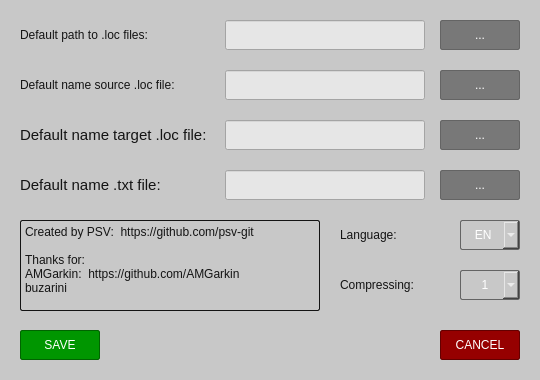
Qt form src/Forms/SettingsWindow.ui (psv-git/BDOLang) before a commit.
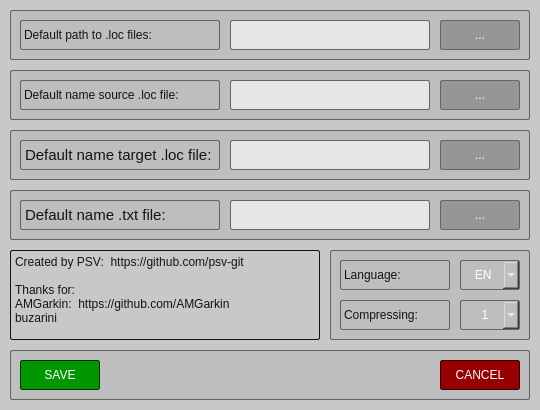
The same form after that commit. Custom widgets are drawn as their Qt base class.

What changed in the file:
```diff
--- a/src/Forms/SettingsWindow.ui
+++ b/src/Forms/SettingsWindow.ui
@@ -10,19 +10,19 @@
     <x>0</x>
     <y>0</y>
     <width>540</width>
-    <height>380</height>
+    <height>410</height>
    </rect>
   </property>
   <property name="minimumSize">
    <size>
     <width>540</width>
-    <height>380</height>
+    <height>410</height>
    </size>
   </property>
   <property name="maximumSize">
    <size>
     <width>540</width>
-    <height>380</height>
+    <height>410</height>
    </size>
   </property>
   <property name="contextMenuPolicy">
@@ -37,184 +37,13 @@
 }
 </string>
   </property>
-  <widget class="QLabel" name="dataDirectoryLabel">
-   <property name="geometry">
-    <rect>
-     <x>20</x>
-     <y>25</y>
-     <width>190</width>
-     <height>20</height>
-    </rect>
-   </property>
-   <property name="contextMenuPolicy">
-    <enum>Qt::NoContextMenu</enum>
-   </property>
-   <property name="styleSheet">
-    <string notr="true">QLabel {
-	
-	font: 75 11pt &quot;Liberation Sans&quot;;
-	color: rgb(20, 20, 20);
-}
-</string>
-   </property>
-   <property name="text">
-    <string>Default path to .loc files:</string>
-   </property>
-   <property name="textFormat">
-    <enum>Qt::PlainText</enum>
-   </property>
-  </widget>
-  <widget class="QLineEdit" name="dataDirectoryEdit">
-   <property name="geometry">
-    <rect>
-     <x>225</x>
-     <y>20</y>
-     <width>200</width>
-     <height>30</height>
-    </rect>
-   </property>
-   <property name="font">
-    <font>
-     <family>Liberation Mono</family>
-     <pointsize>10</pointsize>
-     <weight>50</weight>
-     <italic>false</italic>
-     <bold>false</bold>
-    </font>
-   </property>
-   <property name="styleSheet">
-    <string notr="true">QLineEdit {
-	font: 10pt &quot;Liberation Mono&quot;;
-	color: rgb(20, 20, 20);
-	background-color: rgb(230, 230, 230);
-}
-</string>
-   </property>
-   <property name="readOnly">
-    <bool>true</bool>
-   </property>
-  </widget>
-  <widget class="QPushButton" name="chooseButton1">
-   <property name="geometry">
-    <rect>
-     <x>440</x>
-     <y>20</y>
-     <width>80</width>
-     <height>30</height>
-    </rect>
-   </property>
-   <property name="contextMenuPolicy">
-    <enum>Qt::NoContextMenu</enum>
-   </property>
-   <property name="styleSheet">
-    <string notr="true">QPushButton {
-	font: 75 12pt &quot;Liberation Sans&quot;;
-	color: rgb(255, 255, 255);
-
-	background-color: rgb(120, 120, 120);
-
-	border: 1px solid  rgb(100, 100, 100);
-	border-radius: 2px;
-}
-
-QPushButton:hover {
-	background-color: rgb(150, 150, 150);
-}
-
-QPushButton:disabled {
-	background-color: rgb(200, 200, 200);
-}
-</string>
-   </property>
-   <property name="text">
-    <string>...</string>
-   </property>
-  </widget>
-  <widget class="QLabel" name="languageLabel">
-   <property name="geometry">
-    <rect>
-     <x>340</x>
-     <y>225</y>
-     <width>100</width>
-     <height>20</height>
-    </rect>
-   </property>
-   <property name="styleSheet">
-    <string notr="true">QLabel {
-	font: 75 11pt &quot;Liberation Sans&quot;;
-	color: rgb(20, 20, 20);
-}
-</string>
-   </property>
-   <property name="text">
-    <string>Language:</string>
-   </property>
-  </widget>
-  <widget class="CustomComboBox" name="languageBox">
-   <property name="enabled">
-    <bool>false</bool>
-   </property>
-   <property name="geometry">
-    <rect>
-     <x>460</x>
-     <y>220</y>
-     <width>60</width>
-     <height>30</height>
-    </rect>
-   </property>
-   <property name="contextMenuPolicy">
-    <enum>Qt::NoContextMenu</enum>
-   </property>
-   <property name="autoFillBackground">
-    <bool>false</bool>
-   </property>
-   <property name="styleSheet">
-    <string notr="true">QComboBox {
-	font: 75 12pt &quot;Liberation Sans&quot;;
-	color: rgb(255, 255, 255);
-
-	background-color: rgb(120, 120, 120);
-
-	border: 1px solid  rgb(100, 100, 100);
-	border-radius: 2px;
-}
-
-QComboBox:hover {
-	background-color: rgb(150, 150, 150);
-}
-
-QComboBox:disabled {
-	background-color: rgb(200, 200, 200);
-}
-</string>
-   </property>
-   <property name="currentText">
-    <string>   EN</string>
-   </property>
-   <property name="maxCount">
-    <number>100</number>
-   </property>
-   <property name="frame">
-    <bool>true</bool>
-   </property>
-   <item>
-    <property name="text">
-     <string>   EN</string>
-    </property>
-   </item>
-   <item>
-    <property name="text">
-     <string>   RU</string>
-    </property>
-   </item>
-  </widget>
   <widget class="QPlainTextEdit" name="aboutEdit">
    <property name="geometry">
     <rect>
-     <x>20</x>
-     <y>220</y>
-     <width>300</width>
-     <height>91</height>
+     <x>10</x>
+     <y>250</y>
+     <width>310</width>
+     <height>90</height>
     </rect>
    </property>
    <property name="styleSheet">
@@ -254,15 +83,36 @@
     <bool>false</bool>
    </property>
   </widget>
-  <widget class="QPushButton" name="saveButton">
-   <property name="enabled">
-    <bool>true</bool>
+  <widget class="QFrame" name="frame1">
+   <property name="geometry">
+    <rect>
+     <x>10</x>
+     <y>10</y>
+     <width>520</width>
+     <height>50</height>
+    </rect>
    </property>
+   <property name="styleSheet">
+    <string notr="true">QFrame {
+	background-color: rgb(190, 190, 190);
+	
+	border: 1px solid  rgb(100, 100, 100);
+	border-radius: 2px;
+}
+</string>
+   </property>
+   <property name="frameShape">
+    <enum>QFrame::StyledPanel</enum>
+   </property>
+   <property name="frameShadow">
+    <enum>QFrame::Raised</enum>
+   </property>
+   <widget class="QLabel" name="dataDirectoryLabel">
    <property name="geometry">
     <rect>
-     <x>20</x>
-     <y>330</y>
-     <width>80</width>
+      <x>10</x>
+      <y>10</y>
+      <width>200</width>
      <height>30</height>
     </rect>
    </property>
@@ -270,36 +120,61 @@
     <enum>Qt::NoContextMenu</enum>
    </property>
    <property name="styleSheet">
-    <string notr="true">QPushButton {
-	font: 75 12pt &quot;Liberation Sans&quot;;
-	color: rgb(255, 255, 255);
+     <string notr="true">QLabel {
+	font: 75 11pt &quot;Liberation Sans&quot;;
+	color: rgb(20, 20, 20);
 
-	background-color: rgb(0, 150, 0);
-
-	border: 1px solid  rgb(0, 100, 0);
+	border: 1px solid  rgb(100, 100, 100);
 	border-radius: 2px;
 }
-
-QPushButton:hover {
-	background-color: rgb(0, 180, 0);
-}
-
-QPushButton:disabled {
-	background-color: rgb(100, 200, 100);
-}</string>
+</string>
    </property>
    <property name="text">
-    <string>SAVE</string>
-   </property>
-  </widget>
-  <widget class="QPushButton" name="cancelButton">
-   <property name="enabled">
+     <string>Default path to .loc files:</string>
+    </property>
+    <property name="textFormat">
+     <enum>Qt::PlainText</enum>
+    </property>
+   </widget>
+   <widget class="QLineEdit" name="dataDirectoryEdit">
+    <property name="geometry">
+     <rect>
+      <x>220</x>
+      <y>10</y>
+      <width>200</width>
+      <height>30</height>
+     </rect>
+    </property>
+    <property name="font">
+     <font>
+      <family>Liberation Mono</family>
+      <pointsize>10</pointsize>
+      <weight>50</weight>
+      <italic>false</italic>
+      <bold>false</bold>
+     </font>
+    </property>
+    <property name="styleSheet">
+     <string notr="true">QLineEdit {
+	font: 10pt &quot;Liberation Mono&quot;;
+	color: rgb(20, 20, 20);
+
+	background-color: rgb(230, 230, 230);
+
+	border: 1px solid  rgb(100, 100, 100);
+	border-radius: 2px;
+}
+</string>
+    </property>
+    <property name="readOnly">
     <bool>true</bool>
    </property>
+   </widget>
+   <widget class="QPushButton" name="chooseButton1">
    <property name="geometry">
     <rect>
-     <x>440</x>
-     <y>330</y>
+      <x>430</x>
+      <y>10</y>
      <width>80</width>
      <height>30</height>
     </rect>
@@ -312,9 +187,9 @@
 	font: 75 12pt &quot;Liberation Sans&quot;;
 	color: rgb(255, 255, 255);
 
-	background-color: rgb(150, 0, 0);
+	background-color: rgb(150, 150, 150);
 
-	border: 1px solid  rgb(100, 0, 0);
+	border: 1px solid  rgb(100, 100, 100);
 	border-radius: 2px;
 }
 
@@ -323,20 +198,46 @@
 }
 
 QPushButton:disabled {
-	background-color: rgb(200, 100, 100);
-}</string>
+	background-color: rgb(190, 190, 190);
+}
+</string>
    </property>
    <property name="text">
-    <string>CANCEL</string>
-   </property>
-  </widget>
+     <string>...</string>
+    </property>
+   </widget>
+  </widget>
+  <widget class="QFrame" name="frame2">
+   <property name="geometry">
+    <rect>
+     <x>10</x>
+     <y>70</y>
+     <width>520</width>
+     <height>50</height>
+    </rect>
+   </property>
+   <property name="styleSheet">
+    <string notr="true">QFrame {
+	background-color: rgb(190, 190, 190);
+	
+	border: 1px solid  rgb(100, 100, 100);
+	border-radius: 2px;
+}
+</string>
+   </property>
+   <property name="frameShape">
+    <enum>QFrame::StyledPanel</enum>
+   </property>
+   <property name="frameShadow">
+    <enum>QFrame::Raised</enum>
+   </property>
   <widget class="QLabel" name="sourceNameLabel">
    <property name="geometry">
     <rect>
-     <x>20</x>
-     <y>75</y>
-     <width>190</width>
-     <height>20</height>
+      <x>10</x>
+      <y>10</y>
+      <width>200</width>
+      <height>30</height>
     </rect>
    </property>
    <property name="contextMenuPolicy">
@@ -346,6 +247,9 @@
     <string notr="true">QLabel {
 	font: 75 11pt &quot;Liberation Sans&quot;;
 	color: rgb(20, 20, 20);
+
+	border: 1px solid  rgb(100, 100, 100);
+	border-radius: 2px;
 }
 </string>
    </property>
@@ -359,8 +263,8 @@
   <widget class="QLineEdit" name="sourceNameEdit">
    <property name="geometry">
     <rect>
-     <x>225</x>
-     <y>70</y>
+      <x>220</x>
+      <y>10</y>
      <width>200</width>
      <height>30</height>
     </rect>
@@ -378,7 +282,11 @@
     <string notr="true">QLineEdit {
 	font: 10pt &quot;Liberation Mono&quot;;
 	color: rgb(20, 20, 20);
+
 	background-color: rgb(230, 230, 230);
+
+	border: 1px solid  rgb(100, 100, 100);
+	border-radius: 2px;
 }
 </string>
    </property>
@@ -389,8 +297,8 @@
   <widget class="QPushButton" name="chooseButton2">
    <property name="geometry">
     <rect>
-     <x>440</x>
-     <y>70</y>
+      <x>430</x>
+      <y>10</y>
      <width>80</width>
      <height>30</height>
     </rect>
@@ -403,7 +311,7 @@
 	font: 75 12pt &quot;Liberation Sans&quot;;
 	color: rgb(255, 255, 255);
 
-	background-color: rgb(120, 120, 120);
+	background-color: rgb(150, 150, 150);
 
 	border: 1px solid  rgb(100, 100, 100);
 	border-radius: 2px;
@@ -414,7 +322,7 @@
 }
 
 QPushButton:disabled {
-	background-color: rgb(200, 200, 200);
+	background-color: rgb(190, 190, 190);
 }
 </string>
    </property>
@@ -422,49 +330,41 @@
     <string>...</string>
    </property>
   </widget>
-  <widget class="QPushButton" name="chooseButton3">
+  </widget>
+  <widget class="QFrame" name="frame3">
    <property name="geometry">
     <rect>
-     <x>440</x>
-     <y>120</y>
-     <width>80</width>
-     <height>30</height>
+     <x>10</x>
+     <y>130</y>
+     <width>520</width>
+     <height>50</height>
     </rect>
    </property>
    <property name="contextMenuPolicy">
     <enum>Qt::NoContextMenu</enum>
    </property>
    <property name="styleSheet">
-    <string notr="true">QPushButton {
-	font: 75 12pt &quot;Liberation Sans&quot;;
-	color: rgb(255, 255, 255);
-
-	background-color: rgb(120, 120, 120);
-
+    <string notr="true">QFrame {
+	background-color: rgb(190, 190, 190);
+	
 	border: 1px solid  rgb(100, 100, 100);
 	border-radius: 2px;
 }
-
-QPushButton:hover {
-	background-color: rgb(150, 150, 150);
-}
-
-QPushButton:disabled {
-	background-color: rgb(200, 200, 200);
-}
 </string>
    </property>
-   <property name="text">
-    <string>...</string>
+   <property name="frameShape">
+    <enum>QFrame::StyledPanel</enum>
    </property>
-  </widget>
+   <property name="frameShadow">
+    <enum>QFrame::Raised</enum>
+   </property>
   <widget class="QLabel" name="targetNameLabel">
    <property name="geometry">
     <rect>
-     <x>20</x>
-     <y>125</y>
-     <width>190</width>
-     <height>20</height>
+      <x>10</x>
+      <y>10</y>
+      <width>200</width>
+      <height>30</height>
     </rect>
    </property>
    <property name="font">
@@ -483,6 +383,9 @@
     <string notr="true">QLabel {
 	font: 75 11pt &quot;Liberation Sans&quot;;
 	color: rgb(20, 20, 20);
+
+	border: 1px solid  rgb(100, 100, 100);
+	border-radius: 2px;
 }
 </string>
    </property>
@@ -496,8 +399,8 @@
   <widget class="QLineEdit" name="targetNameEdit">
    <property name="geometry">
     <rect>
-     <x>225</x>
-     <y>120</y>
+      <x>220</x>
+      <y>10</y>
      <width>200</width>
      <height>30</height>
     </rect>
@@ -515,7 +418,11 @@
     <string notr="true">QLineEdit {
 	font: 10pt &quot;Liberation Mono&quot;;
 	color: rgb(20, 20, 20);
+
 	background-color: rgb(230, 230, 230);
+
+	border: 1px solid  rgb(100, 100, 100);
+	border-radius: 2px;
 }
 </string>
    </property>
@@ -523,25 +430,283 @@
     <bool>true</bool>
    </property>
   </widget>
-  <widget class="QLabel" name="compressingLabel">
+   <widget class="QPushButton" name="chooseButton3">
    <property name="geometry">
     <rect>
-     <x>340</x>
-     <y>275</y>
-     <width>100</width>
-     <height>20</height>
-    </rect>
-   </property>
+      <x>430</x>
+      <y>10</y>
+      <width>80</width>
+      <height>30</height>
+     </rect>
+    </property>
+    <property name="contextMenuPolicy">
+     <enum>Qt::NoContextMenu</enum>
+    </property>
    <property name="styleSheet">
+     <string notr="true">QPushButton {
+	font: 75 12pt &quot;Liberation Sans&quot;;
+	color: rgb(255, 255, 255);
+
+	background-color: rgb(150, 150, 150);
+
+	border: 1px solid  rgb(100, 100, 100);
+	border-radius: 2px;
+}
+
+QPushButton:hover {
+	background-color: rgb(160, 160, 160);
+}
+
+QPushButton:disabled {
+	background-color: rgb(190, 190, 190);
+}
+</string>
+    </property>
+    <property name="text">
+     <string>...</string>
+    </property>
+   </widget>
+  </widget>
+  <widget class="QFrame" name="frame4">
+   <property name="geometry">
+    <rect>
+     <x>10</x>
+     <y>190</y>
+     <width>520</width>
+     <height>50</height>
+    </rect>
+   </property>
+   <property name="styleSheet">
+    <string notr="true">QFrame {
+	background-color: rgb(190, 190, 190);
+	
+	border: 1px solid  rgb(100, 100, 100);
+	border-radius: 2px;
+}
+</string>
+   </property>
+   <property name="frameShape">
+    <enum>QFrame::StyledPanel</enum>
+   </property>
+   <property name="frameShadow">
+    <enum>QFrame::Raised</enum>
+   </property>
+   <widget class="QLabel" name="textNameLabel">
+    <property name="geometry">
+     <rect>
+      <x>10</x>
+      <y>10</y>
+      <width>200</width>
+      <height>30</height>
+     </rect>
+    </property>
+    <property name="font">
+     <font>
+      <family>Liberation Sans</family>
+      <pointsize>11</pointsize>
+      <weight>9</weight>
+      <italic>false</italic>
+      <bold>false</bold>
+     </font>
+    </property>
+    <property name="contextMenuPolicy">
+     <enum>Qt::NoContextMenu</enum>
+    </property>
+    <property name="styleSheet">
     <string notr="true">QLabel {
 	font: 75 11pt &quot;Liberation Sans&quot;;
 	color: rgb(20, 20, 20);
+
+	border: 1px solid  rgb(100, 100, 100);
+	border-radius: 2px;
 }
 </string>
    </property>
    <property name="text">
-    <string>Compressing:</string>
-   </property>
+     <string>Default name .txt file:</string>
+    </property>
+    <property name="textFormat">
+     <enum>Qt::PlainText</enum>
+    </property>
+   </widget>
+   <widget class="QLineEdit" name="textNameEdit">
+    <property name="geometry">
+     <rect>
+      <x>220</x>
+      <y>10</y>
+      <width>200</width>
+      <height>30</height>
+     </rect>
+    </property>
+    <property name="font">
+     <font>
+      <family>Liberation Mono</family>
+      <pointsize>10</pointsize>
+      <weight>50</weight>
+      <italic>false</italic>
+      <bold>false</bold>
+     </font>
+    </property>
+    <property name="styleSheet">
+     <string notr="true">QLineEdit {
+	font: 10pt &quot;Liberation Mono&quot;;
+	color: rgb(20, 20, 20);
+
+	background-color: rgb(230, 230, 230);
+
+	border: 1px solid  rgb(100, 100, 100);
+	border-radius: 2px;
+}
+</string>
+    </property>
+    <property name="readOnly">
+     <bool>true</bool>
+    </property>
+   </widget>
+   <widget class="QPushButton" name="chooseButton4">
+    <property name="geometry">
+     <rect>
+      <x>430</x>
+      <y>10</y>
+      <width>80</width>
+      <height>30</height>
+     </rect>
+    </property>
+    <property name="contextMenuPolicy">
+     <enum>Qt::NoContextMenu</enum>
+    </property>
+    <property name="styleSheet">
+     <string notr="true">QPushButton {
+	font: 75 12pt &quot;Liberation Sans&quot;;
+	color: rgb(255, 255, 255);
+
+	background-color: rgb(150, 150, 150);
+
+	border: 1px solid  rgb(100, 100, 100);
+	border-radius: 2px;
+}
+
+QPushButton:hover {
+	background-color: rgb(160, 160, 160);
+}
+
+QPushButton:disabled {
+	background-color: rgb(190, 190, 190);
+}
+</string>
+    </property>
+    <property name="text">
+     <string>...</string>
+    </property>
+   </widget>
+  </widget>
+  <widget class="QFrame" name="frame5">
+   <property name="geometry">
+    <rect>
+     <x>330</x>
+     <y>250</y>
+     <width>200</width>
+     <height>90</height>
+    </rect>
+   </property>
+   <property name="styleSheet">
+    <string notr="true">QFrame {
+	background-color: rgb(190, 190, 190);
+	
+	border: 1px solid  rgb(100, 100, 100);
+	border-radius: 2px;
+}
+</string>
+   </property>
+   <property name="frameShape">
+    <enum>QFrame::StyledPanel</enum>
+   </property>
+   <property name="frameShadow">
+    <enum>QFrame::Raised</enum>
+   </property>
+   <widget class="QLabel" name="languageLabel">
+    <property name="geometry">
+     <rect>
+      <x>10</x>
+      <y>10</y>
+      <width>110</width>
+      <height>30</height>
+     </rect>
+    </property>
+    <property name="styleSheet">
+     <string notr="true">QLabel {
+	font: 75 11pt &quot;Liberation Sans&quot;;
+	color: rgb(20, 20, 20);
+
+	border: 1px solid  rgb(100, 100, 100);
+	border-radius: 2px;
+}
+</string>
+    </property>
+    <property name="text">
+     <string>Language:</string>
+    </property>
+   </widget>
+   <widget class="CustomComboBox" name="languageBox">
+    <property name="enabled">
+     <bool>false</bool>
+    </property>
+    <property name="geometry">
+     <rect>
+      <x>130</x>
+      <y>10</y>
+      <width>60</width>
+      <height>30</height>
+     </rect>
+    </property>
+    <property name="contextMenuPolicy">
+     <enum>Qt::NoContextMenu</enum>
+    </property>
+    <property name="autoFillBackground">
+     <bool>false</bool>
+    </property>
+    <property name="styleSheet">
+     <string notr="true">QComboBox {
+	font: 75 12pt &quot;Liberation Sans&quot;;
+	color: rgb(255, 255, 255);
+
+	background-color: rgb(150, 150, 150);
+
+	border: 1px solid  rgb(100, 100, 100);
+	border-radius: 2px;
+}
+
+QComboBox:hover {
+	background-color: rgb(160, 160, 160);
+}
+
+QComboBox:disabled {
+	background-color: rgb(190, 190, 190);
+}
+
+QComboBox::down-arrow {
+}
+</string>
+    </property>
+    <property name="currentText">
+     <string>   EN</string>
+    </property>
+    <property name="maxCount">
+     <number>100</number>
+    </property>
+    <property name="frame">
+     <bool>true</bool>
+    </property>
+    <item>
+     <property name="text">
+      <string>   EN</string>
+     </property>
+    </item>
+    <item>
+     <property name="text">
+      <string>   RU</string>
+     </property>
+    </item>
   </widget>
   <widget class="CustomComboBox" name="compressingBox">
    <property name="enabled">
@@ -549,8 +714,8 @@
    </property>
    <property name="geometry">
     <rect>
-     <x>460</x>
-     <y>270</y>
+      <x>130</x>
+      <y>50</y>
      <width>60</width>
      <height>30</height>
     </rect>
@@ -566,7 +731,7 @@
 	font: 75 12pt &quot;Liberation Sans&quot;;
 	color: rgb(255, 255, 255);
 
-	background-color: rgb(120, 120, 120);
+	background-color: rgb(150, 150, 150);
 
 	border: 1px solid  rgb(100, 100, 100);
 	border-radius: 2px;
@@ -577,7 +742,7 @@
 }
 
 QComboBox:disabled {
-	background-color: rgb(200, 200, 200);
+	background-color: rgb(190, 190, 190);
 }
 </string>
    </property>
@@ -636,76 +801,101 @@
     </property>
    </item>
   </widget>
-  <widget class="QLabel" name="textNameLabel">
+   <widget class="QLabel" name="compressingLabel">
    <property name="geometry">
     <rect>
-     <x>20</x>
-     <y>175</y>
-     <width>190</width>
-     <height>20</height>
-    </rect>
-   </property>
-   <property name="font">
-    <font>
-     <family>Liberation Sans</family>
-     <pointsize>11</pointsize>
-     <weight>9</weight>
-     <italic>false</italic>
-     <bold>false</bold>
-    </font>
-   </property>
-   <property name="contextMenuPolicy">
-    <enum>Qt::NoContextMenu</enum>
-   </property>
+      <x>10</x>
+      <y>50</y>
+      <width>110</width>
+      <height>30</height>
+     </rect>
+    </property>
    <property name="styleSheet">
     <string notr="true">QLabel {
 	font: 75 11pt &quot;Liberation Sans&quot;;
 	color: rgb(20, 20, 20);
+
+	border: 1px solid  rgb(100, 100, 100);
+	border-radius: 2px;
 }
 </string>
    </property>
    <property name="text">
-    <string>Default name .txt file:</string>
-   </property>
-   <property name="textFormat">
-    <enum>Qt::PlainText</enum>
-   </property>
-  </widget>
-  <widget class="QLineEdit" name="textNameEdit">
+     <string>Compressing:</string>
+    </property>
+   </widget>
+  </widget>
+  <widget class="QFrame" name="frame6">
    <property name="geometry">
     <rect>
-     <x>225</x>
-     <y>170</y>
-     <width>200</width>
+     <x>10</x>
+     <y>350</y>
+     <width>520</width>
+     <height>50</height>
+    </rect>
+   </property>
+   <property name="styleSheet">
+    <string notr="true">QFrame {
+	background-color: rgb(190, 190, 190);
+	
+	border: 1px solid  rgb(100, 100, 100);
+	border-radius: 2px;
+}
+</string>
+   </property>
+   <property name="frameShape">
+    <enum>QFrame::StyledPanel</enum>
+   </property>
+   <property name="frameShadow">
+    <enum>QFrame::Raised</enum>
+   </property>
+   <widget class="QPushButton" name="cancelButton">
+    <property name="enabled">
+     <bool>true</bool>
+    </property>
+    <property name="geometry">
+     <rect>
+      <x>430</x>
+      <y>10</y>
+      <width>80</width>
      <height>30</height>
     </rect>
    </property>
-   <property name="font">
-    <font>
-     <family>Liberation Mono</family>
-     <pointsize>10</pointsize>
-     <weight>50</weight>
-     <italic>false</italic>
-     <bold>false</bold>
-    </font>
+    <property name="contextMenuPolicy">
+     <enum>Qt::NoContextMenu</enum>
    </property>
    <property name="styleSheet">
-    <string notr="true">QLineEdit {
-	font: 10pt &quot;Liberation Mono&quot;;
-	color: rgb(20, 20, 20);
-	background-color: rgb(230, 230, 230);
+     <string notr="true">QPushButton {
+	font: 75 12pt &quot;Liberation Sans&quot;;
+	color: rgb(255, 255, 255);
+
+	background-color: rgb(150, 0, 0);
+
+	border: 1px solid  rgb(50, 0, 0);
+	border-radius: 2px;
 }
+
+QPushButton:hover {
+	background-color: rgb(180, 0, 0);
+}
+
+QPushButton:disabled {
+	background-color: rgb(200, 100, 100);
+}
 </string>
    </property>
-   <property name="readOnly">
-    <bool>true</bool>
-   </property>
-  </widget>
-  <widget class="QPushButton" name="chooseButton4">
+    <property name="text">
+     <string>CANCEL</string>
+    </property>
+   </widget>
+   <widget class="QPushButton" name="saveButton">
+    <property name="enabled">
+     <bool>true</bool>
+    </property>
    <property name="geometry">
     <rect>
-     <x>440</x>
-     <y>170</y>
+      <x>10</x>
+      <y>10</y>
      <width>80</width>
      <height>30</height>
     </rect>
@@ -718,9 +908,9 @@
 	font: 75 12pt &quot;Liberation Sans&quot;;
 	color: rgb(255, 255, 255);
 
-	background-color: rgb(120, 120, 120);
+	background-color: rgb(0, 150, 0);
 
-	border: 1px solid  rgb(100, 100, 100);
+	border: 1px solid  rgb(0, 50, 0);
 	border-radius: 2px;
 }
 
@@ -729,13 +919,14 @@
 }
 
 QPushButton:disabled {
-	background-color: rgb(200, 200, 200);
+	background-color: rgb(100, 200, 100);
 }
 </string>
    </property>
    <property name="text">
-    <string>...</string>
-   </property>
+     <string>SAVE</string>
+    </property>
+   </widget>
   </widget>
  </widget>
  <customwidgets>
```
Left out of the diff: 13 changed lines with no effect on the pictures. Lines whose indentation alone changed are shown as unchanged.
